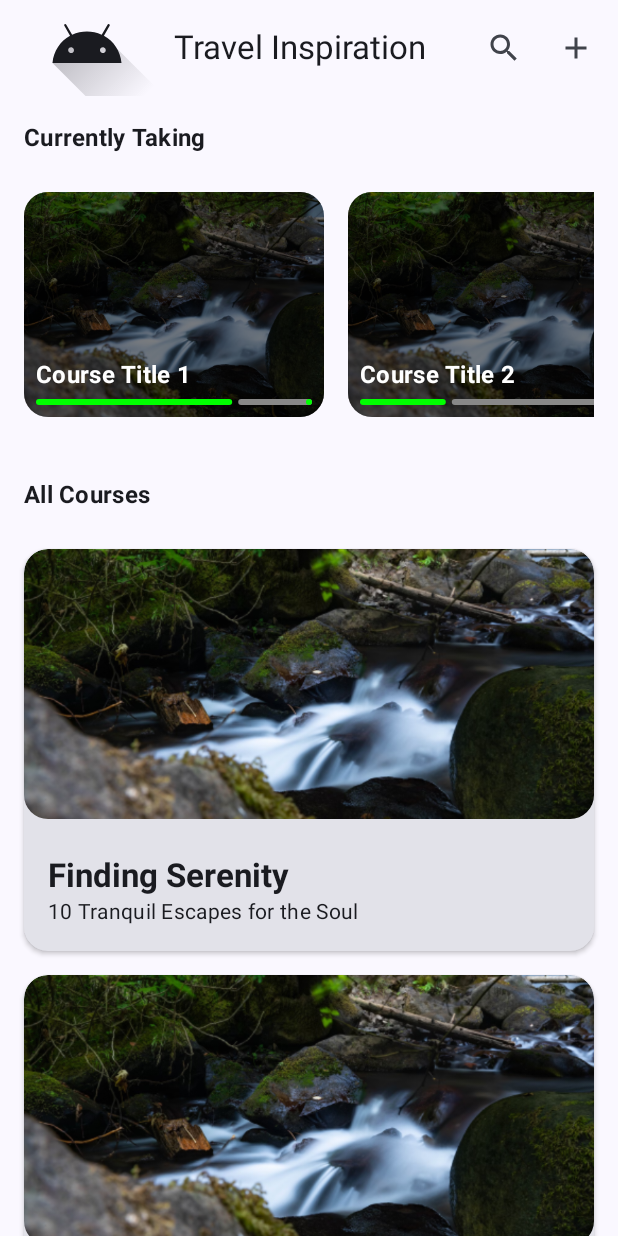
After one commit to mardillu/malami, an Android app built with Jetpack Compose: the CourseListScreen screen opened through its navigation route, on a phone screen of 412 x 824 dp. The commit adds this screen. Run offline under Robolectric (Android 15) with nearby library versions, the phone set to English and light mode, and no system bars; our stand-ins replace Dagger/Hilt's generated code, Firebase (no records; nobody signed in at launch, a user with empty details on screens opened directly).

Commit message:
Basic screens for course list, course modules list and module content screen

```diff
--- a/app/src/main/java/com/mardillu/malami/MainActivity.kt
+++ b/app/src/main/java/com/mardillu/malami/MainActivity.kt
@@ -6,19 +6,24 @@ import androidx.activity.compose.setContent
 import androidx.activity.enableEdgeToEdge
 import androidx.compose.material3.MaterialTheme
 import androidx.compose.material3.Surface
+import com.mardillu.malami.data.PreferencesManager
 import com.mardillu.malami.ui.navigation.MalamiNavHost
 import com.mardillu.malami.ui.theme.MalamiTheme
 import dagger.hilt.android.AndroidEntryPoint
+import javax.inject.Inject
 
 @AndroidEntryPoint
 class MainActivity : ComponentActivity() {
+
+    @Inject
+    lateinit var prefManager: PreferencesManager
     override fun onCreate(savedInstanceState: Bundle?) {
         super.onCreate(savedInstanceState)
         enableEdgeToEdge()
         setContent {
             MalamiTheme {
                 Surface(color = MaterialTheme.colorScheme.background) {
-                    MalamiNavHost()
+                    MalamiNavHost(isLoggedIn = prefManager.isLoggedIn,)
                 }
             }
         }
--- a/app/src/main/java/com/mardillu/malami/data/repository/PreferencesRepository.kt
+++ b/app/src/main/java/com/mardillu/malami/data/repository/PreferencesRepository.kt
@@ -10,7 +10,7 @@ import javax.inject.Inject
  * Created on 19/05/2024 at 1:21 pm
  * @author mardillu
  */
-class PreferencesRepository @Inject constructor(private val firestore: FirebaseFirestore) {
+class PreferencesRepository (private val firestore: FirebaseFirestore) {
 
     suspend fun saveUserPreferences(userPreferences: UserPreferences): Result<Unit> {
         val userId = FirebaseAuth.getInstance().currentUser?.uid ?: return Result.failure(Exception("User not authenticated"))
--- /dev/null
+++ b/app/src/main/java/com/mardillu/malami/ui/courses/list/CourseListScreen.kt
@@ -0,0 +1,270 @@
+package com.mardillu.malami.ui.courses.list
+
+import androidx.compose.foundation.Image
+import androidx.compose.foundation.background
+import androidx.compose.foundation.clickable
+import androidx.compose.foundation.horizontalScroll
+import androidx.compose.foundation.layout.Arrangement
+import androidx.compose.foundation.layout.Box
+import androidx.compose.foundation.layout.Column
+import androidx.compose.foundation.layout.PaddingValues
+import androidx.compose.foundation.layout.Row
+import androidx.compose.foundation.layout.Spacer
+import androidx.compose.foundation.layout.fillMaxSize
+import androidx.compose.foundation.layout.fillMaxWidth
+import androidx.compose.foundation.layout.height
+import androidx.compose.foundation.layout.padding
+import androidx.compose.foundation.layout.width
+import androidx.compose.foundation.lazy.LazyColumn
+import androidx.compose.foundation.lazy.items
+import androidx.compose.foundation.rememberScrollState
+import androidx.compose.foundation.shape.RoundedCornerShape
+import androidx.compose.foundation.verticalScroll
+import androidx.compose.material.icons.Icons
+import androidx.compose.material.icons.filled.Add
+import androidx.compose.material.icons.filled.Search
+import androidx.compose.material3.Card
+import androidx.compose.material3.CardDefaults
+import androidx.compose.material3.ExperimentalMaterial3Api
+import androidx.compose.material3.Icon
+import androidx.compose.material3.IconButton
+import androidx.compose.material3.LinearProgressIndicator
+import androidx.compose.material3.MaterialTheme
+import androidx.compose.material3.Scaffold
+import androidx.compose.material3.Text
+import androidx.compose.material3.TopAppBar
+import androidx.compose.runtime.Composable
+import androidx.compose.ui.Alignment
+import androidx.compose.ui.Modifier
+import androidx.compose.ui.draw.clip
+import androidx.compose.ui.graphics.Color
+import androidx.compose.ui.graphics.painter.Painter
+import androidx.compose.ui.layout.ContentScale
+import androidx.compose.ui.res.painterResource
+import androidx.compose.ui.text.font.FontWeight
+import androidx.compose.ui.text.style.TextOverflow
+import androidx.compose.ui.unit.dp
+import androidx.compose.ui.unit.sp
+import com.mardillu.malami.R
+import com.mardillu.malami.ui.auth.AuthViewModel
+import com.mardillu.malami.ui.navigation.AppNavigation
+
+/**
+ * Created on 20/05/2024 at 11:04 am
+ * @author mardillu
+ */
+@OptIn(ExperimentalMaterial3Api::class)
+@Composable
+fun CourseListScreen(
+    navigation: AppNavigation,
+    viewModel: AuthViewModel
+) {
+    Scaffold(
+        topBar = {
+            TopAppBar(
+                title = { Text("Travel Inspiration") },
+                navigationIcon = {
+                    Icon(
+                        painter = painterResource(R.drawable.ic_launcher_foreground),
+                        contentDescription = null
+                    )
+                },
+                actions = {
+                    IconButton(onClick = { /*TODO*/ }) {
+                        Icon(Icons.Filled.Search, contentDescription = "Search")
+                    }
+                    IconButton(onClick = { /*TODO*/ }) {
+                        Icon(Icons.Filled.Add, contentDescription = "Add")
+                    }
+                }
+            )
+        },
+        content = {
+            CourseListContent(it, navigation, viewModel)
+        }
+    )
+}
+
+@Composable
+fun CourseListContent(
+    paddingValues: PaddingValues,
+    navigation: AppNavigation,
+    viewModel: AuthViewModel
+) {
+    val items = listOf(
+        TravelItem(
+            painterResource(id = R.drawable.img),
+            "Finding Serenity",
+            "10 Tranquil Escapes for the Soul"
+        ),
+        TravelItem(
+            painterResource(id = R.drawable.img),
+            "List item title",
+            "List item subtitle"
+        ),
+        TravelItem(
+            painterResource(id = R.drawable.img),
+            "The Art of Slow Travel",
+            "Embrace the Journey, Not Just the Destination"
+        )
+    )
+
+    val currentCourses = listOf(
+        CurrentCourse(
+            painterResource(id = R.drawable.img),
+            "Course Title 1",
+            0.7f
+        ),
+        CurrentCourse(
+            painterResource(id = R.drawable.img),
+            "Course Title 2",
+            0.3f
+        ),
+        CurrentCourse(
+            painterResource(id = R.drawable.img),
+            "Currently Taking Course Title 3",
+            0.5f
+        )
+    )
+
+    LazyColumn(
+        contentPadding = PaddingValues(16.dp),
+        verticalArrangement = Arrangement.spacedBy(16.dp),
+        modifier = Modifier.padding(paddingValues)
+    ) {
+        item {
+            Text(
+                text = "Currently Taking",
+                style = MaterialTheme.typography.titleMedium,
+                fontWeight = FontWeight.Bold,
+                modifier = Modifier.padding(bottom = 8.dp)
+            )
+        }
+
+        item {
+            Row(
+                modifier = Modifier
+                    .horizontalScroll(rememberScrollState())
+                    .fillMaxWidth(),
+                horizontalArrangement = Arrangement.spacedBy(16.dp)
+            ) {
+                currentCourses.forEach { course ->
+                    CurrentCourseCard(course)
+                }
+            }
+        }
+
+        item {
+            Spacer(modifier = Modifier.height(8.dp))
+        }
+
+        item {
+            Text(
+                text = "All Courses",
+                style = MaterialTheme.typography.titleMedium,
+                fontWeight = FontWeight.Bold,
+                modifier = Modifier.padding(bottom = 8.dp)
+            )
+        }
+
+        items(items) { item ->
+            TravelListItem(item, navigation)
+        }
+    }
+}
+
+@Composable
+fun TravelListItem(item: TravelItem, navigation: AppNavigation) {
+    Card(
+        shape = RoundedCornerShape(16.dp),
+        modifier = Modifier.fillMaxWidth()
+            .clickable {
+                navigation.goToModuleList("1")
+            },
+        elevation = CardDefaults.cardElevation(2.dp)
+    ) {
+        Column {
+            Image(
+                painter = item.image,
+                contentDescription = null,
+                modifier = Modifier
+                    .fillMaxWidth()
+                    .height(180.dp)
+                    .clip(RoundedCornerShape(topStart = 16.dp, topEnd = 16.dp, bottomStart = 16.dp, bottomEnd = 16.dp)),
+                contentScale = ContentScale.Crop
+            )
+            Spacer(modifier = Modifier.height(8.dp))
+            Column(modifier = Modifier.padding(16.dp)) {
+                Text(
+                    text = item.title,
+                    style = MaterialTheme.typography.titleLarge,
+                    fontWeight = FontWeight.Bold
+                )
+                Text(
+                    text = item.subtitle,
+                    style = MaterialTheme.typography.bodyMedium,
+                    fontSize = 14.sp
+                )
+            }
+        }
+    }
+}
+
+@Composable
+fun CurrentCourseCard(course: CurrentCourse) {
+    Card(
+        shape = RoundedCornerShape(16.dp),
+        modifier = Modifier
+            .width(200.dp)
+            .height(150.dp)
+    ) {
+        Box(
+            modifier = Modifier.fillMaxSize()
+        ) {
+            Image(
+                painter = course.image,
+                contentDescription = null,
+                modifier = Modifier.fillMaxSize(),
+                contentScale = ContentScale.Crop
+            )
+            Box(
+                modifier = Modifier
+                    .fillMaxSize()
+                    .background(Color.Black.copy(alpha = 0.5f))
+            )
+            Column(
+                modifier = Modifier
+                    .align(Alignment.BottomStart)
+                    .padding(8.dp)
+            ) {
+                Text(
+                    text = course.title,
+                    color = Color.White,
+                    style = MaterialTheme.typography.titleMedium,
+                    fontWeight = FontWeight.Bold,
+                    modifier = Modifier.padding(bottom = 4.dp),
+                    maxLines = 1,
+                    overflow = TextOverflow.Ellipsis
+                )
+                LinearProgressIndicator(
+                    progress = { course.progress },
+                    modifier = Modifier.fillMaxWidth(),
+                    color = Color.Green,
+                    trackColor = Color.Gray,
+                )
+            }
+        }
+    }
+}
+
+data class TravelItem(
+    val image: Painter,
+    val title: String,
+    val subtitle: String
+)
+
+data class CurrentCourse(
+    val image: Painter,
+    val title: String,
+    val progress: Float
+)
--- a/app/src/main/java/com/mardillu/malami/ui/navigation/MalamiNavGraph.kt
+++ b/app/src/main/java/com/mardillu/malami/ui/navigation/MalamiNavGraph.kt
@@ -11,6 +11,9 @@ import androidx.navigation.compose.composable
 import com.mardillu.malami.ui.auth.AuthState
 import com.mardillu.malami.ui.auth.AuthViewModel
 import com.mardillu.malami.ui.auth.LoginSignupScreen
+import com.mardillu.malami.ui.courses.course_modules.ModuleContentScreen
+import com.mardillu.malami.ui.courses.course_modules.ModuleListScreen
+import com.mardillu.malami.ui.courses.list.CourseListScreen
 import com.mardillu.malami.ui.onboarding.OnboardingScreen
 
 /**
@@ -29,4 +32,21 @@ fun NavGraphBuilder.appNavGraph(navigation: AppNavigation){
     composable(NavRoutes.Onboarding.route) {
         OnboardingScreen(navigation, hiltViewModel())
     }
+
+    composable(NavRoutes.CourseList.route) {
+        CourseListScreen(navigation, hiltViewModel())
+    }
+
+    composable("${NavRoutes.Modules.route}/{courseId}") { backStackEntry ->
+        val courseId = backStackEntry.arguments?.getString("courseId")
+        courseId?.let {
+            ModuleListScreen(navigation, courseId)
+        }
+    }
+    composable("${NavRoutes.ModuleContent.route}/{moduleId}") { backStackEntry ->
+        val moduleId = backStackEntry.arguments?.getString("moduleId")
+        moduleId?.let {
+            ModuleContentScreen(navigation, moduleId)
+        }
+    }
 }
--- a/app/src/main/java/com/mardillu/malami/ui/navigation/MalamiNavHost.kt
+++ b/app/src/main/java/com/mardillu/malami/ui/navigation/MalamiNavHost.kt
@@ -3,7 +3,6 @@ package com.mardillu.malami.ui.navigation
 import androidx.compose.runtime.Composable
 import androidx.navigation.compose.NavHost
 import androidx.navigation.compose.rememberNavController
-import com.mardillu.malami.ui.auth.AuthViewModel
 
 /**
  * Created on 20/05/2024 at 10:13 am
@@ -11,14 +10,16 @@ import com.mardillu.malami.ui.auth.AuthViewModel
  */
 
 @Composable
-fun MalamiNavHost() {
+fun MalamiNavHost(isLoggedIn: Boolean) {
     val appNavigation = AppNavigation(
         navController = rememberNavController(),
     )
 
+    val startDestination = if (isLoggedIn) NavRoutes.CourseList.route else NavRoutes.Login.route
+
     NavHost(
         navController = appNavigation.navController,
-        startDestination = NavRoutes.Login.route
+        startDestination = startDestination
     ) {
        appNavGraph(appNavigation)
     }
--- a/app/src/main/java/com/mardillu/malami/ui/onboarding/OnboardingScreen.kt
+++ b/app/src/main/java/com/mardillu/malami/ui/onboarding/OnboardingScreen.kt
@@ -343,7 +343,8 @@ fun OnboardingScreen(
                 item {
                     Button(
                         onClick = {
-                            viewModel.savePreferences()
+                            navigation.gotToCourseList()
+                            //viewModel.savePreferences()
                         },
                         shape = RoundedCornerShape(16.dp),
                         modifier = Modifier.fillMaxWidth()
```
Also changed, not shown: app/src/main/java/com/mardillu/malami/data/PreferenceManager.kt (added, +36 -0 lines), app/src/main/java/com/mardillu/malami/di/AppModule.kt (+9 -0 lines), app/src/main/java/com/mardillu/malami/ui/auth/LoginSignupScreen.kt (+5 -2 lines), app/src/main/java/com/mardillu/malami/ui/auth/LoginViewModel.kt (+33 -11 lines), app/src/main/java/com/mardillu/malami/ui/courses/course_modules/ModuleContentScreen.kt (added, +70 -0 lines), app/src/main/java/com/mardillu/malami/ui/courses/course_modules/ModuleListScreen.kt (added, +182 -0 lines), app/src/main/java/com/mardillu/malami/ui/navigation/AppNavigation.kt (+18 -0 lines), app/src/main/java/com/mardillu/malami/ui/navigation/NavRoutes.kt (+7 -3 lines), app/src/main/res/drawable/img.png (added).
